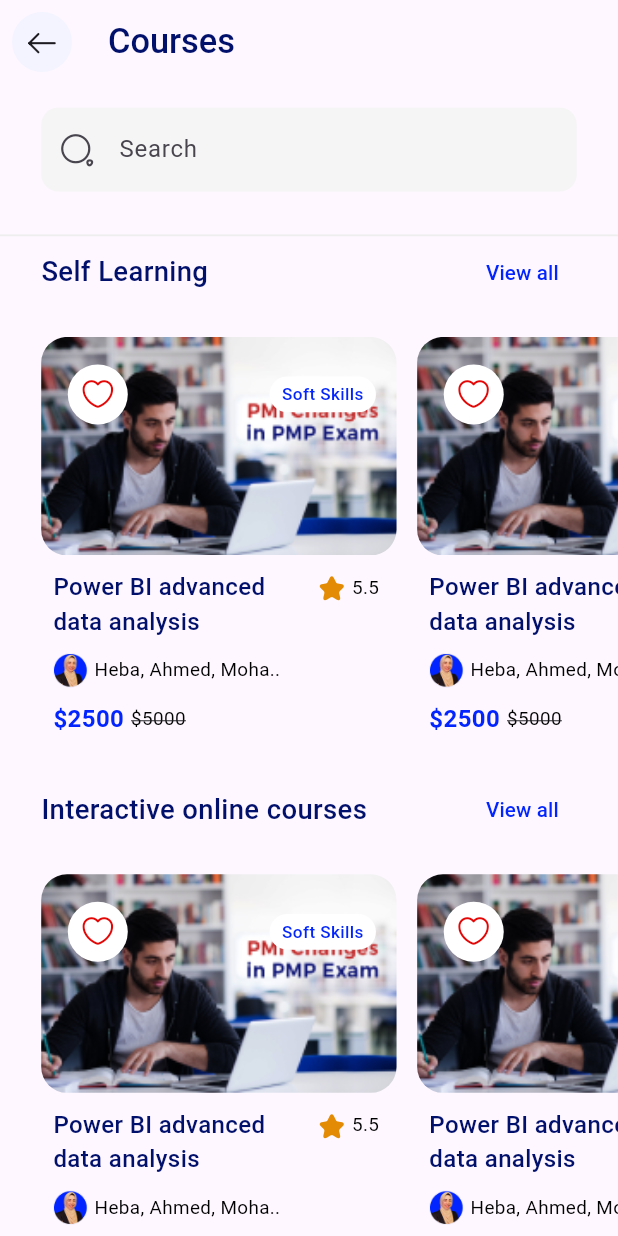
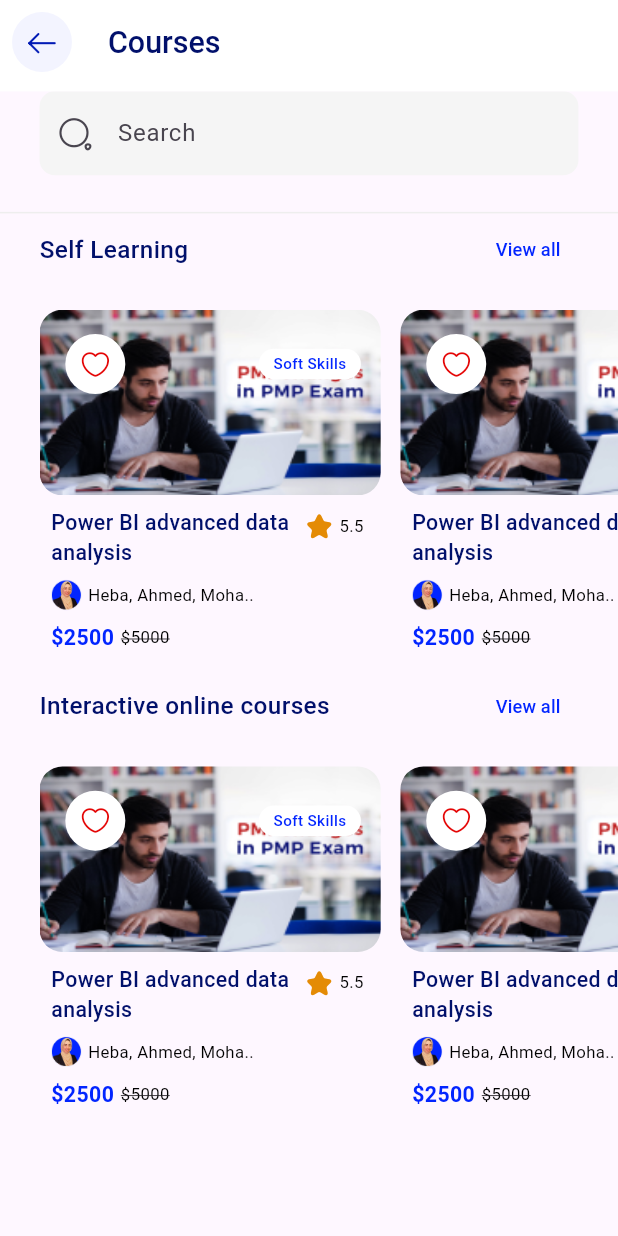
Before and after one commit to moha-b/LMS, a Flutter app: the screen it shows after launch, after a tap on "View all", on a phone screen of 412 x 824 dp. Run offline on Flutter 3.47's test engine with Material 3 defaults, Android fonts, the phone set to English and light mode, and no system bars; our stand-ins replace dio, flutter_screenutil, pretty_dio_logger, shared_preferences, smooth_page_indicator.

Commit message:
add theme

```diff
--- /dev/null
+++ b/lib/core/common/custom_app_bar.dart
@@ -0,0 +1,27 @@
+import 'package:flutter/material.dart';
+import 'package:flutter_screenutil/flutter_screenutil.dart';
+import 'package:lms/core/helpers/navigation_helper.dart';
+
+import '../utils/app_colors.dart';
+import '../utils/app_icons.dart';
+
+class CustomAppBar extends StatelessWidget implements PreferredSizeWidget {
+  const CustomAppBar({super.key, required this.title});
+  final String title;
+  @override
+  Size get preferredSize => Size.fromHeight(60.h);
+
+  @override
+  Widget build(BuildContext context) {
+    return AppBar(
+      title: Text(title),
+      leading: IconButton(
+        style: IconButton.styleFrom(
+          backgroundColor: AppColors.violet50,
+        ),
+        icon: const Icon(AppIcons.arrow_left),
+        onPressed: () => NavigationHelper.goBack(),
+      ),
+    );
+  }
+}
--- /dev/null
+++ b/lib/core/theme/app_bar_theme.dart
@@ -0,0 +1,18 @@
+import 'package:flutter/material.dart';
+import 'package:flutter_screenutil/flutter_screenutil.dart';
+import 'package:lms/core/utils/app_colors.dart';
+
+class CustomAppBarTheme extends AppBarTheme {
+  CustomAppBarTheme._()
+      : super(
+            elevation: 0,
+            titleTextStyle: TextStyle(
+              fontWeight: FontWeight.w500,
+              fontSize: 20.sp,
+              color: AppColors.blue900,
+            ),
+            iconTheme: const IconThemeData(color: AppColors.blue700),
+            backgroundColor: AppColors.white);
+
+  static final CustomAppBarTheme instance = CustomAppBarTheme._();
+}
--- /dev/null
+++ b/lib/core/theme/theme.dart
@@ -0,0 +1,11 @@
+import 'package:flutter/material.dart';
+
+import 'app_bar_theme.dart';
+
+class AppTheme {
+  AppTheme._();
+
+  static ThemeData get light => ThemeData(
+        appBarTheme: CustomAppBarTheme.instance,
+      );
+}
--- a/lib/main.dart
+++ b/lib/main.dart
@@ -1,6 +1,7 @@
 import 'package:flutter/material.dart';
 import 'package:flutter_screenutil/flutter_screenutil.dart';
 import 'package:lms/core/helpers/navigation_helper.dart';
+import 'package:lms/core/theme/theme.dart';
 import 'package:lms/core/utils/app_routes.dart';
 
 void main() => runApp(const MyApp());
@@ -11,7 +12,7 @@ class MyApp extends StatelessWidget {
   @override
   Widget build(BuildContext context) {
     return ScreenUtilInit(
-      designSize: const Size(360, 690),
+      designSize: const Size(375, 812),
       minTextAdapt: true,
       splitScreenMode: true,
       builder: (_, child) {
@@ -20,6 +21,7 @@ class MyApp extends StatelessWidget {
           navigatorKey: NavigationHelper.navigatorKey,
           onGenerateRoute: NavigationHelper.generateRoute,
           initialRoute: AppRoute.HOME,
+          theme: AppTheme.light,
           home: child,
         );
       },
```
